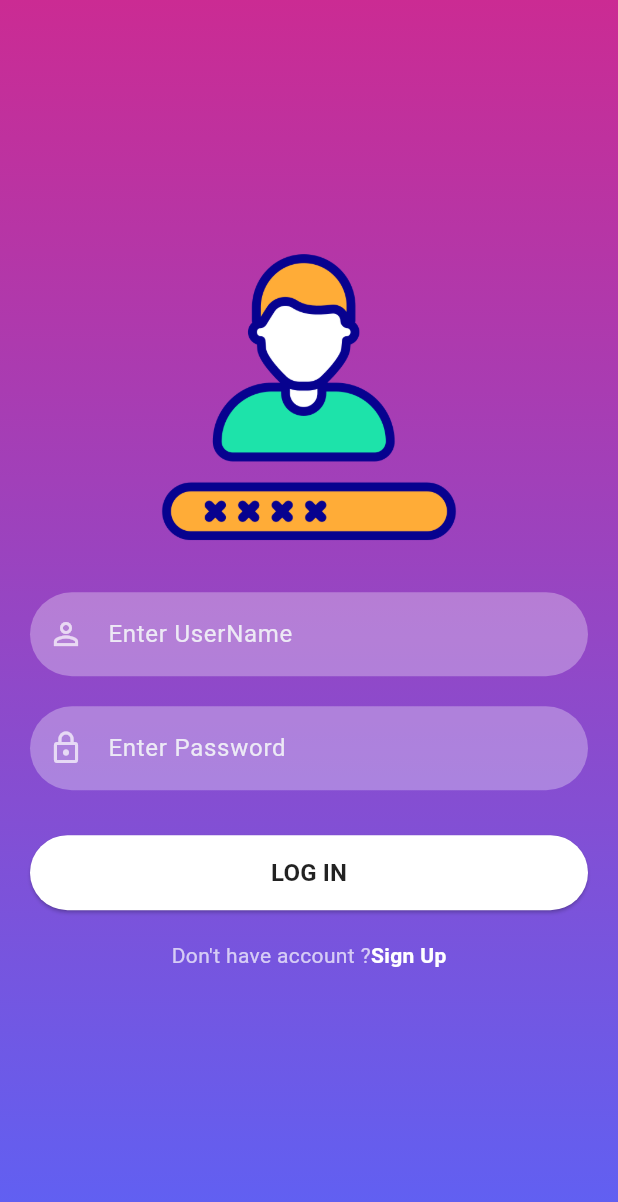
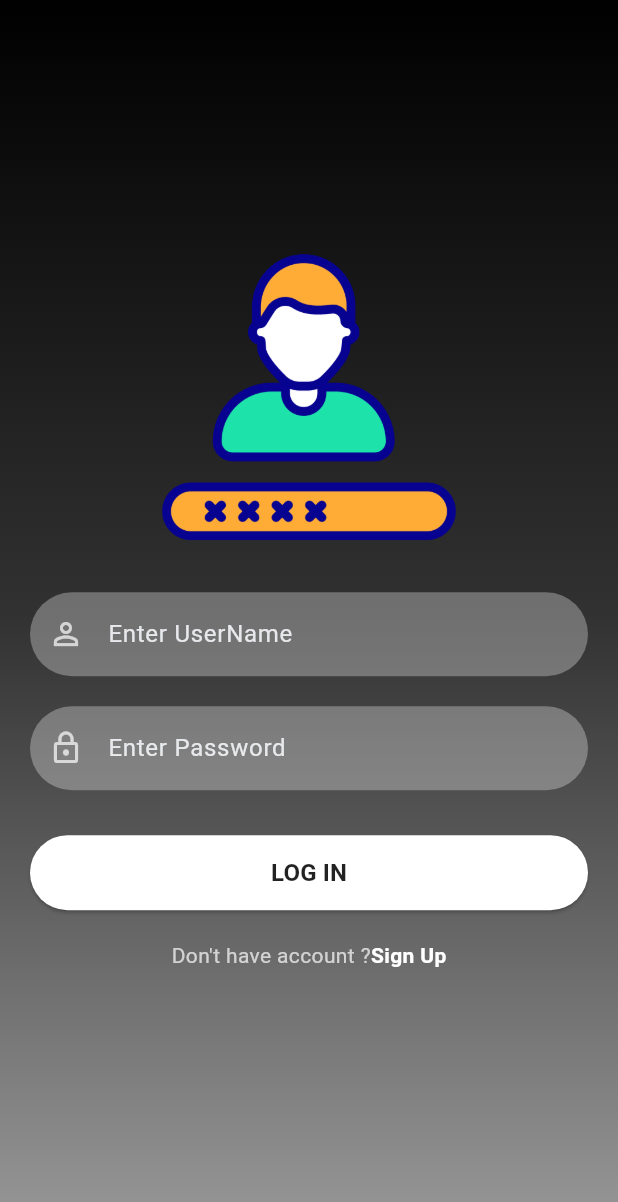
Before and after one commit to tanmaytoshniwal09/login-page, a Flutter app: the screen it shows after launch, on a phone screen of 412 x 824 dp. Shown: the top 1202 px of the screen. Run offline on Flutter 3.47's test engine with Material 3 defaults, Android fonts, the phone set to English and light mode, and no system bars.

Commit message:
Your commit message here

```diff
--- a/lib/Screens/signin_screen.dart
+++ b/lib/Screens/signin_screen.dart
@@ -21,9 +21,9 @@ class _SignInScreenState extends State<SignInScreen> {
         height: MediaQuery.of(context).size.height,
         decoration: BoxDecoration(
             gradient: LinearGradient(colors: [
-          hexStringToColor("CB2B93"),
-          hexStringToColor("9546C4"),
-          hexStringToColor("5E61F4")
+          hexStringToColor("000000"),
+          hexStringToColor("323232"),
+          hexStringToColor("999999")
         ], begin: Alignment.topCenter, end: Alignment.bottomCenter)),
         child: SingleChildScrollView(
           child: Padding(
```
